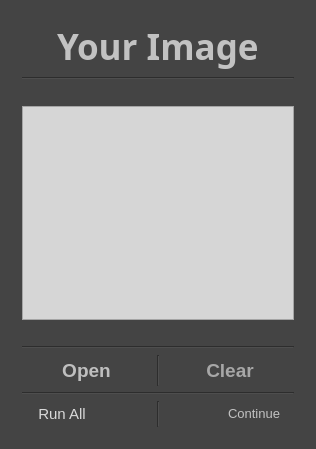
Above: NumberRecognition/mainwindow.ui from luongdat0894/NumberRecognition before the change. Below: the same form after it.
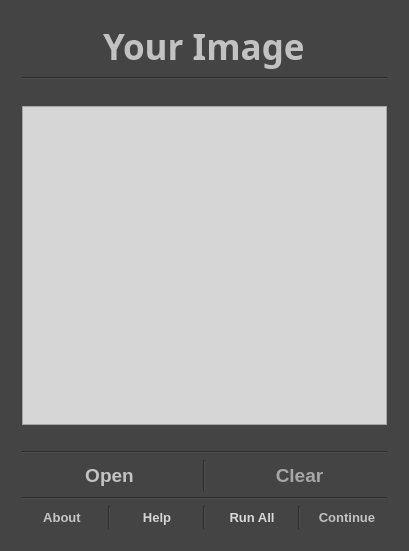
That is the form after the change. The open tabs and pages were chosen to show the change. Icons and pictures are not drawn.

Patch:
```diff
--- a/NumberRecognition/mainwindow.ui
+++ b/NumberRecognition/mainwindow.ui
@@ -6,8 +6,8 @@
    <rect>
     <x>0</x>
     <y>0</y>
-    <width>316</width>
-    <height>449</height>
+    <width>394</width>
+    <height>551</height>
    </rect>
   </property>
   <property name="windowTitle">
@@ -36,71 +36,73 @@
        <number>0</number>
       </property>
       <widget class="QWidget" name="page">
-       <layout class="QGridLayout" name="gridLayout_3">
-        <item row="8" column="0">
-         <layout class="QHBoxLayout" name="horizontalLayout_5">
-          <item alignment="Qt::AlignLeft">
-           <widget class="QPushButton" name="runallbutton_0">
-            <property name="font">
-             <font>
-              <pointsize>11</pointsize>
-             </font>
-            </property>
-            <property name="styleSheet">
-             <string notr="true">color: rgb(217, 217, 217);</string>
-            </property>
-            <property name="text">
-             <string>Run All</string>
-            </property>
-            <property name="icon">
-             <iconset>
-              <selectedon>../data/run.png</selectedon>
-             </iconset>
-            </property>
-            <property name="flat">
-             <bool>true</bool>
-            </property>
-           </widget>
-          </item>
-          <item>
-           <widget class="Line" name="line_5">
-            <property name="orientation">
-             <enum>Qt::Vertical</enum>
-            </property>
-           </widget>
-          </item>
-          <item alignment="Qt::AlignLeft">
-           <widget class="QPushButton" name="continuebutton_0">
-            <property name="font">
-             <font>
-              <pointsize>10</pointsize>
-             </font>
-            </property>
-            <property name="layoutDirection">
-             <enum>Qt::RightToLeft</enum>
-            </property>
-            <property name="autoFillBackground">
-             <bool>false</bool>
-            </property>
-            <property name="styleSheet">
-             <string notr="true">color: rgb(194, 194, 194);</string>
-            </property>
-            <property name="text">
-             <string>Continue</string>
-            </property>
-            <property name="icon">
-             <iconset>
-              <selectedon>../data/continue.png</selectedon>
-             </iconset>
-            </property>
-            <property name="flat">
-             <bool>true</bool>
-            </property>
-           </widget>
-          </item>
-         </layout>
+       <layout class="QVBoxLayout" name="verticalLayout_4">
+        <item alignment="Qt::AlignHCenter">
+         <widget class="QLabel" name="label">
+          <property name="font">
+           <font>
+            <family>Snap ITC</family>
+            <pointsize>26</pointsize>
+            <weight>75</weight>
+            <bold>true</bold>
+           </font>
+          </property>
+          <property name="styleSheet">
+           <string notr="true">color: rgb(194, 194, 194);</string>
+          </property>
+          <property name="text">
+           <string>Your Image</string>
+          </property>
+         </widget>
         </item>
-        <item row="6" column="0">
+        <item>
+         <widget class="Line" name="line_3">
+          <property name="orientation">
+           <enum>Qt::Horizontal</enum>
+          </property>
+         </widget>
+        </item>
+        <item>
+         <spacer name="horizontalSpacer_2">
+          <property name="orientation">
+           <enum>Qt::Horizontal</enum>
+          </property>
+          <property name="sizeHint" stdset="0">
+           <size>
+            <width>40</width>
+            <height>20</height>
+           </size>
+          </property>
+         </spacer>
+        </item>
+        <item>
+         <widget class="QGraphicsView" name="graphicsview_0">
+          <property name="styleSheet">
+           <string notr="true">background-color: rgb(214, 214, 214);</string>
+          </property>
+         </widget>
+        </item>
+        <item>
+         <spacer name="horizontalSpacer">
+          <property name="orientation">
+           <enum>Qt::Horizontal</enum>
+          </property>
+          <property name="sizeHint" stdset="0">
+           <size>
+            <width>40</width>
+            <height>20</height>
+           </size>
+          </property>
+         </spacer>
+        </item>
+        <item>
+         <widget class="Line" name="line_2">
+          <property name="orientation">
+           <enum>Qt::Horizontal</enum>
+          </property>
+         </widget>
+        </item>
+        <item>
          <layout class="QHBoxLayout" name="horizontalLayout_4">
           <item>
            <widget class="QPushButton" name="open_button_0">
@@ -115,8 +117,7 @@
              <bool>false</bool>
             </property>
             <property name="styleSheet">
-             <string notr="true">color: rgb(191, 191, 191);
-background-color: qradialgradient(spread:pad, cx:0.5, cy:0.5, radius:0.5, fx:0.5, fy:0.5, stop:0 rgba(255, 255, 255, 255), stop:0.1 rgba(255, 255, 255, 255), stop:0.2 rgba(255, 176, 176, 167), stop:0.3 rgba(255, 151, 151, 92), stop:0.4 rgba(255, 125, 125, 51), stop:0.5 rgba(255, 76, 76, 205), stop:0.52 rgba(255, 76, 76, 205), stop:0.6 rgba(255, 180, 180, 84), stop:1 rgba(255, 255, 255, 0));
+             <string notr="true">color: rgb(195, 195, 195);
 </string>
             </property>
             <property name="text">
@@ -157,7 +158,7 @@
             </property>
             <property name="styleSheet">
              <string notr="true">color: rgb(167, 167, 167);
-background-color: qradialgradient(spread:pad, cx:0.5, cy:0.5, radius:0.5, fx:0.5, fy:0.5, stop:0 rgba(255, 255, 255, 255), stop:0.1 rgba(255, 255, 255, 255), stop:0.2 rgba(255, 176, 176, 167), stop:0.3 rgba(255, 151, 151, 92), stop:0.4 rgba(255, 125, 125, 51), stop:0.5 rgba(255, 76, 76, 205), stop:0.52 rgba(255, 76, 76, 205), stop:0.6 rgba(255, 180, 180, 84), stop:1 rgba(255, 255, 255, 0));</string>
+</string>
             </property>
             <property name="text">
              <string>Clear</string>
@@ -169,77 +170,135 @@
           </item>
          </layout>
         </item>
-        <item row="5" column="0">
-         <widget class="Line" name="line_2">
-          <property name="orientation">
-           <enum>Qt::Horizontal</enum>
-          </property>
-         </widget>
-        </item>
-        <item row="7" column="0">
+        <item>
          <widget class="Line" name="line">
           <property name="orientation">
            <enum>Qt::Horizontal</enum>
           </property>
          </widget>
         </item>
-        <item row="1" column="0">
-         <widget class="Line" name="line_3">
-          <property name="orientation">
-           <enum>Qt::Horizontal</enum>
-          </property>
-         </widget>
-        </item>
-        <item row="0" column="0" alignment="Qt::AlignHCenter">
-         <widget class="QLabel" name="label">
-          <property name="font">
-           <font>
-            <family>Snap ITC</family>
-            <pointsize>26</pointsize>
-            <weight>75</weight>
-            <bold>true</bold>
-           </font>
-          </property>
-          <property name="styleSheet">
-           <string notr="true">color: rgb(194, 194, 194);</string>
-          </property>
-          <property name="text">
-           <string>Your Image</string>
-          </property>
-         </widget>
-        </item>
-        <item row="2" column="0">
-         <spacer name="horizontalSpacer_2">
-          <property name="orientation">
-           <enum>Qt::Horizontal</enum>
-          </property>
-          <property name="sizeHint" stdset="0">
-           <size>
-            <width>40</width>
-            <height>20</height>
-           </size>
-          </property>
-         </spacer>
-        </item>
-        <item row="4" column="0">
-         <spacer name="horizontalSpacer">
-          <property name="orientation">
-           <enum>Qt::Horizontal</enum>
-          </property>
-          <property name="sizeHint" stdset="0">
-           <size>
-            <width>40</width>
-            <height>20</height>
-           </size>
-          </property>
-         </spacer>
-        </item>
-        <item row="3" column="0">
-         <widget class="QGraphicsView" name="graphicsview_0">
-          <property name="styleSheet">
-           <string notr="true">background-color: rgb(214, 214, 214);</string>
-          </property>
-         </widget>
+        <item>
+         <layout class="QHBoxLayout" name="horizontalLayout_5">
+          <item>
+           <widget class="QPushButton" name="aboutbutton_0">
+            <property name="font">
+             <font>
+              <pointsize>10</pointsize>
+              <weight>75</weight>
+              <bold>true</bold>
+             </font>
+            </property>
+            <property name="styleSheet">
+             <string notr="true">color: rgb(198, 198, 198);</string>
+            </property>
+            <property name="text">
+             <string>About</string>
+            </property>
+            <property name="iconSize">
+             <size>
+              <width>24</width>
+              <height>24</height>
+             </size>
+            </property>
+            <property name="flat">
+             <bool>true</bool>
+            </property>
+           </widget>
+          </item>
+          <item>
+           <widget class="Line" name="line_18">
+            <property name="orientation">
+             <enum>Qt::Vertical</enum>
+            </property>
+           </widget>
+          </item>
+          <item>
+           <widget class="QPushButton" name="helpbutton_0">
+            <property name="font">
+             <font>
+              <pointsize>10</pointsize>
+              <weight>75</weight>
+              <bold>true</bold>
+             </font>
+            </property>
+            <property name="styleSheet">
+             <string notr="true">color: rgb(212, 212, 212);</string>
+            </property>
+            <property name="text">
+             <string>Help</string>
+            </property>
+            <property name="iconSize">
+             <size>
+              <width>24</width>
+              <height>24</height>
+             </size>
+            </property>
+            <property name="flat">
+             <bool>true</bool>
+            </property>
+           </widget>
+          </item>
+          <item>
+           <widget class="Line" name="line_17">
+            <property name="orientation">
+             <enum>Qt::Vertical</enum>
+            </property>
+           </widget>
+          </item>
+          <item alignment="Qt::AlignLeft">
+           <widget class="QPushButton" name="runallbutton_0">
+            <property name="font">
+             <font>
+              <pointsize>10</pointsize>
+              <weight>75</weight>
+              <bold>true</bold>
+             </font>
+            </property>
+            <property name="styleSheet">
+             <string notr="true">color: rgb(217, 217, 217);</string>
+            </property>
+            <property name="text">
+             <string>Run All</string>
+            </property>
+            <property name="flat">
+             <bool>true</bool>
+            </property>
+           </widget>
+          </item>
+          <item>
+           <widget class="Line" name="line_5">
+            <property name="orientation">
+             <enum>Qt::Vertical</enum>
+            </property>
+           </widget>
+          </item>
+          <item alignment="Qt::AlignLeft">
+           <widget class="QPushButton" name="continuebutton_0">
+            <property name="font">
+             <font>
+              <pointsize>10</pointsize>
+              <weight>75</weight>
+              <bold>true</bold>
+             </font>
+            </property>
+            <property name="layoutDirection">
+             <enum>Qt::RightToLeft</enum>
+            </property>
+            <property name="autoFillBackground">
+             <bool>false</bool>
+            </property>
+            <property name="styleSheet">
+             <string notr="true">color: rgb(194, 194, 194);</string>
+            </property>
+            <property name="text">
+             <string>Continue</string>
+            </property>
+            <property name="flat">
+             <bool>true</bool>
+            </property>
+           </widget>
+          </item>
+         </layout>
         </item>
        </layout>
       </widget>
```
Left out of the diff: 192 changed lines with no effect on the pictures.
